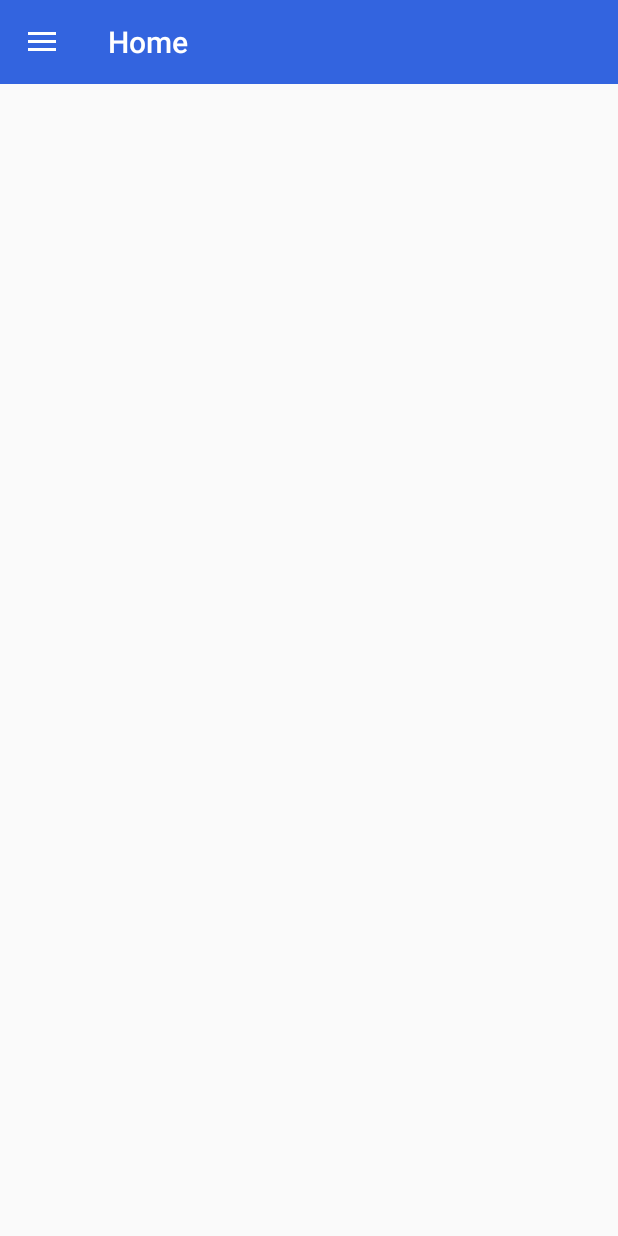
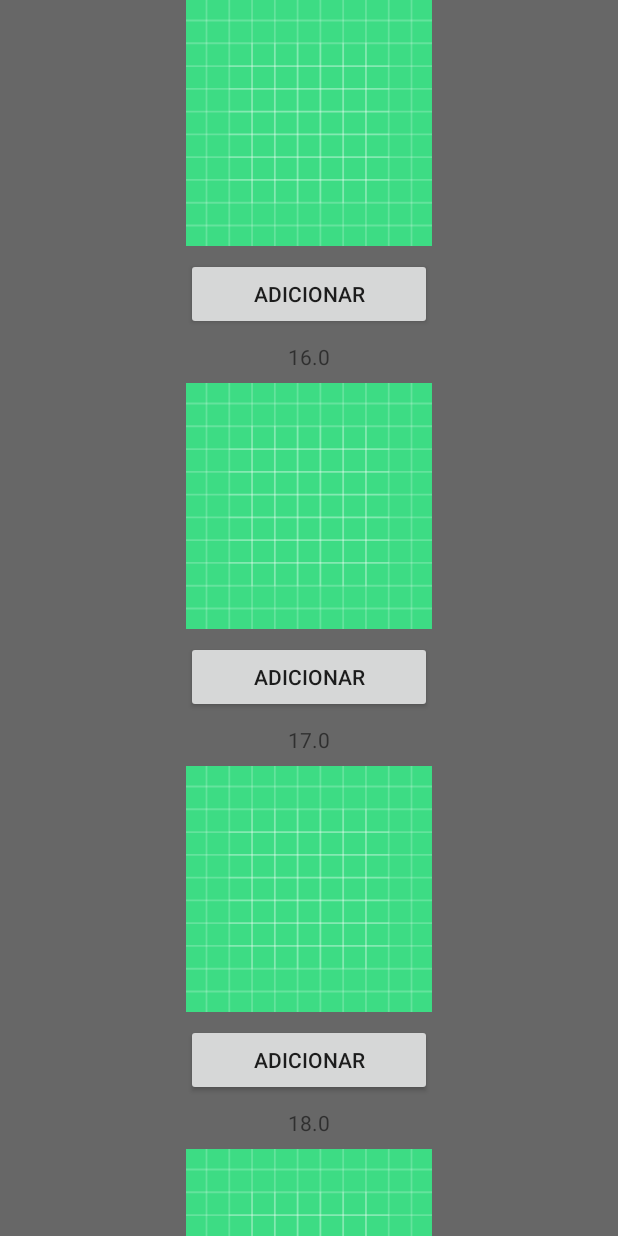
Before and after one commit to VisumIT/business-boost-app, an Android app: the HomeActivity screen opened directly, with no data from a screen before it, in the side drawer, after a tap on "Produtos", on a phone screen of 412 x 824 dp. Run offline under Robolectric (Android 15) with nearby library versions, the phone set to English and light mode, and no system bars.

Commit message:
Criando a recyclerView dos produtos

```diff
--- a/app/src/main/AndroidManifest.xml
+++ b/app/src/main/AndroidManifest.xml
@@ -12,7 +12,7 @@
         android:roundIcon="@color/colorPrimary"
         android:supportsRtl="true"
         android:theme="@style/AppTheme">
-
+        <activity android:name=".ProductsActivity"></activity>
         <activity android:name=".HomeActivity" />
         <activity android:name=".CadastroRepresentanteActivity" />
         <activity android:name=".MainActivity">
@@ -25,11 +25,9 @@
         <activity
             android:name=".UploadImageActivity"
             android:parentActivityName=".HomeActivity">
-
             <meta-data
                 android:name="android.support.PARENT_ACTIVITY"
                 android:value=".HomeActivity" />
-
         </activity>
     </application>
 
--- a/app/src/main/java/com/visumit/businessboost/HomeActivity.kt
+++ b/app/src/main/java/com/visumit/businessboost/HomeActivity.kt
@@ -67,6 +67,9 @@ class HomeActivity : AppCompatActivity(), NavigationView.OnNavigationItemSelecte
         }else if(item.itemId == R.id.nav_imagem){
             var intent = Intent(this, UploadImageActivity::class.java)
             startActivity(intent)
+        }else if(item.itemId == R.id.nav_produtos){
+            var intent = Intent(this, ProductsActivity::class.java)
+            startActivity(intent)
         }
 
         drawerLayout.closeDrawer(GravityCompat.START)
--- /dev/null
+++ b/app/src/main/java/com/visumit/businessboost/ProductAdapter.kt
@@ -0,0 +1,34 @@
+package com.visumit.businessboost
+
+import android.view.LayoutInflater
+import android.view.ViewGroup
+import androidx.recyclerview.widget.RecyclerView
+import com.visumit.businessboost.model.Product
+
+class ProductAdapter : RecyclerView.Adapter<ProductViewHolder>() {
+
+    private var items = listOf<Product>()
+
+    fun updateItems(newItems: List<Product>){
+        items = newItems
+        notifyDataSetChanged()
+    }
+
+    override fun onCreateViewHolder(parent: ViewGroup, viewType: Int): ProductViewHolder {
+
+        val view = LayoutInflater
+            .from(parent.context)
+            .inflate(R.layout.item_product, parent, false)
+
+        return  ProductViewHolder(view)
+    }
+
+    override fun getItemCount(): Int = items.size
+
+
+
+    override fun onBindViewHolder(holder: ProductViewHolder, position: Int) {
+        holder.bind(items[position])
+    }
+
+}
--- /dev/null
+++ b/app/src/main/java/com/visumit/businessboost/ProductViewHolder.kt
@@ -0,0 +1,15 @@
+package com.visumit.businessboost
+
+import android.view.View
+import android.widget.TextView
+import androidx.recyclerview.widget.RecyclerView
+import com.visumit.businessboost.model.Product
+
+class ProductViewHolder(view: View) : RecyclerView.ViewHolder(view) {
+
+    private val textViewPrice = itemView.findViewById<TextView>(R.id.product_price)
+
+    fun bind(item: Product) {
+        textViewPrice.text = item.price.toString()
+    }
+}
--- /dev/null
+++ b/app/src/main/java/com/visumit/businessboost/ProductsActivity.kt
@@ -0,0 +1,33 @@
+package com.visumit.businessboost
+
+import androidx.appcompat.app.AppCompatActivity
+import android.os.Bundle
+import androidx.recyclerview.widget.LinearLayoutManager
+import androidx.recyclerview.widget.RecyclerView
+import com.visumit.businessboost.model.Product
+
+class ProductsActivity : AppCompatActivity() {
+
+    private lateinit var recyclerView: RecyclerView
+    private val productAdapter = ProductAdapter()
+
+    override fun onCreate(savedInstanceState: Bundle?) {
+        super.onCreate(savedInstanceState)
+        setContentView(R.layout.activity_products)
+
+        recyclerView = findViewById(R.id.recyclerViewProdutos)
+        recyclerView.layoutManager = LinearLayoutManager(this)
+        recyclerView.adapter = productAdapter
+
+        val products = listOf<Product>(
+            Product(1, "Teste", 16.00),
+            Product(2, "Teste", 17.00),
+            Product(3, "Teste", 18.00),
+            Product(4, "Teste", 19.00),
+            Product(5, "Teste", 20.00)
+        )
+
+        productAdapter.updateItems(products)
+
+    }
+}
--- /dev/null
+++ b/app/src/main/res/layout/activity_products.xml
@@ -0,0 +1,18 @@
+<?xml version="1.0" encoding="utf-8"?>
+<LinearLayout
+    xmlns:android="http://schemas.android.com/apk/res/android"
+    xmlns:app="http://schemas.android.com/apk/res-auto"
+    xmlns:tools="http://schemas.android.com/tools"
+    android:layout_width="match_parent"
+    android:layout_height="match_parent"
+    android:orientation="vertical"
+    tools:context=".ProductsActivity">
+
+
+    <androidx.recyclerview.widget.RecyclerView
+        android:id="@+id/recyclerViewProdutos"
+        android:layout_width="match_parent"
+        android:layout_height="match_parent"
+        tools:listitem="@layout/activity_products"/>
+
+</LinearLayout>
--- /dev/null
+++ b/app/src/main/res/layout/item_product.xml
@@ -0,0 +1,32 @@
+<?xml version="1.0" encoding="utf-8"?>
+<LinearLayout
+    xmlns:android="http://schemas.android.com/apk/res/android"
+    xmlns:tools="http://schemas.android.com/tools"
+    android:orientation="vertical"
+    android:layout_width="match_parent"
+    android:layout_height="wrap_content"
+    android:gravity="center_horizontal"
+    android:background="@color/colorCinza">
+
+    <ImageView
+        android:layout_width="164dp"
+        android:layout_height="164dp"
+        android:background="@drawable/ic_launcher_background"
+        android:layout_marginBottom="8dp"/>
+
+    <Button
+        android:layout_width="164dp"
+        android:layout_height="wrap_content"
+        android:text="Adicionar"
+        android:layout_marginBottom="8dp"/>
+
+    <TextView
+        android:id="@+id/product_price"
+        android:layout_width="wrap_content"
+        android:layout_height="wrap_content"
+        tools:text="R$ 16,00"
+        android:layout_marginBottom="8dp"/>
+
+
+
+</LinearLayout>
```
Also changed, not shown: app/src/main/java/com/visumit/businessboost/model/Product.java (added, +151 -0 lines), app/src/main/java/com/visumit/businessboost/model/ProductInformation.java (added, +58 -0 lines).
